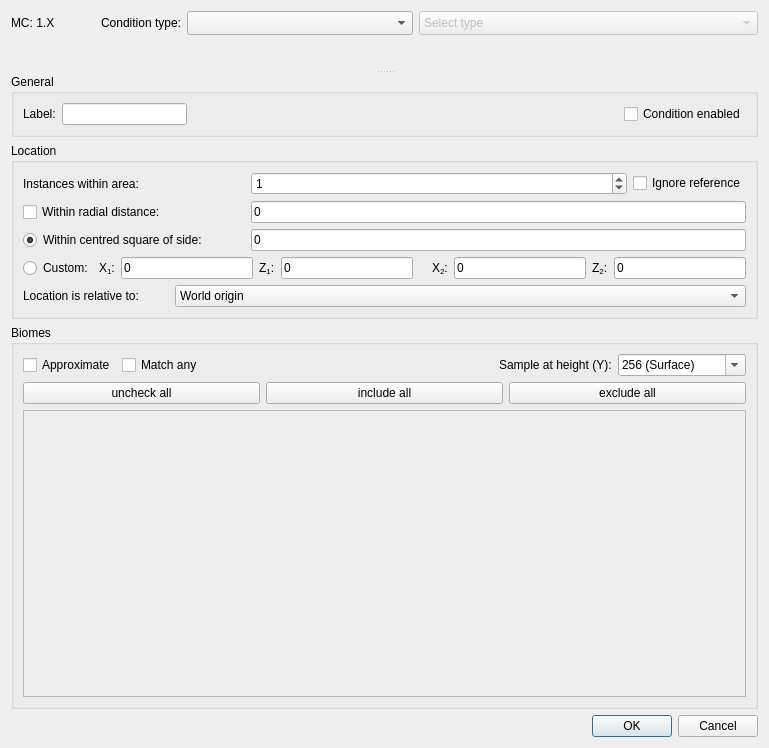
First picture: the form in src/conditiondialog.ui, repository Cubitect/cubiomes-viewer, before the edit.
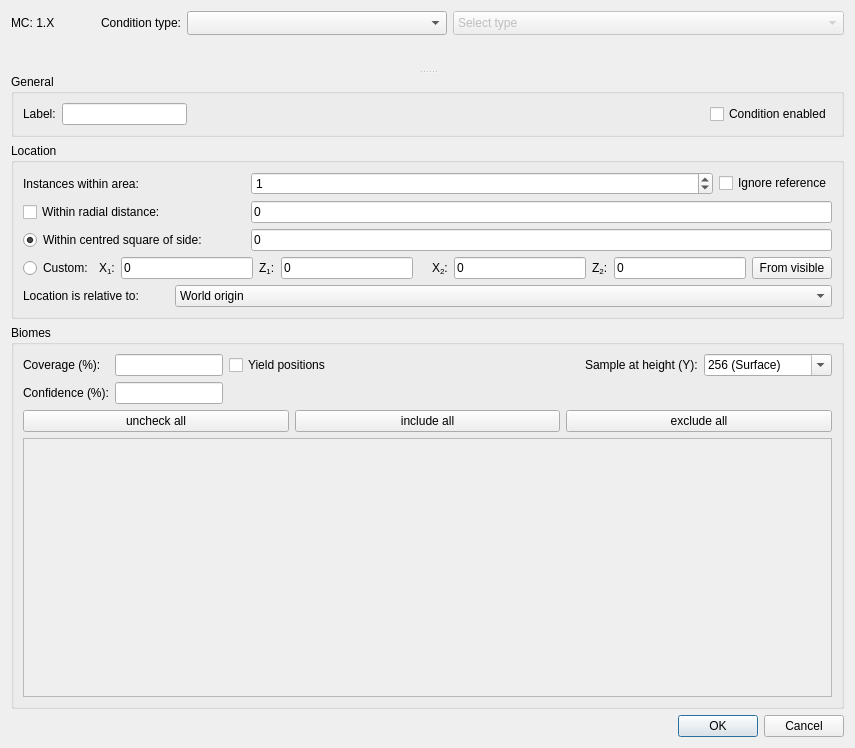
Second picture: the form after the edit. The open tabs and pages were chosen to show the change. Icons and pictures are not drawn. Custom widgets are drawn as their Qt base class.

Commit message: Some changes for v4.0.0 (locations finder + biome sampling + area input change) * added biome samples filter to check biome proportions (#173, #266) * added outline display for the area of selected conditions (WIP) * added "from-visible" to conditions editor (#271) * added Locations to Search tab, to look for positions in the current seed * moved Tiggers to Search tab * changed area/position input fields to use block coordinates (#265) * changed spiral iterator to use an arbitrary, user defined step size * fixed octave options and added generated display texts (#253)

Patch:
```diff
--- a/src/conditiondialog.ui
+++ b/src/conditiondialog.ui
@@ -256,6 +256,13 @@
               </property>
              </widget>
             </item>
+            <item>
+             <widget class="QPushButton" name="buttonFromVisible">
+              <property name="text">
+               <string>From visible</string>
+              </property>
+             </widget>
+            </item>
            </layout>
           </item>
           <item row="0" column="6">
@@ -460,47 +467,7 @@
               <string>Biomes</string>
              </property>
              <layout class="QGridLayout" name="gridLayout_13">
-              <item row="0" column="0">
-               <widget class="QCheckBox" name="checkApprox">
-                <property name="toolTip">
-                 <string>Enables optimizations that trade some accuracy for speed</string>
-                </property>
-                <property name="text">
-                 <string>Approximate</string>
-                </property>
-               </widget>
-              </item>
-              <item row="0" column="1">
-               <widget class="QCheckBox" name="checkMatchAny">
-                <property name="toolTip">
-                 <string>&lt;html&gt;&lt;head/&gt;&lt;body&gt;&lt;p style=&quot;white-space:pre&quot;&gt;Satisfied if &lt;span style=&quot; font-weight:600;&quot;&gt;any&lt;/span&gt; of the checked biomes are present&lt;/p&gt;&lt;/body&gt;&lt;/html&gt;</string>
-                </property>
-                <property name="text">
-                 <string>Match any</string>
-                </property>
-               </widget>
-              </item>
-              <item row="0" column="2">
-               <spacer name="horizontalSpacer_3">
-                <property name="orientation">
-                 <enum>Qt::Horizontal</enum>
-                </property>
-                <property name="sizeHint" stdset="0">
-                 <size>
-                  <width>0</width>
-                  <height>0</height>
-                 </size>
-                </property>
-               </spacer>
-              </item>
-              <item row="0" column="3">
-               <widget class="QLabel" name="labelY">
-                <property name="text">
-                 <string>Sample at height (Y):</string>
-                </property>
-               </widget>
-              </item>
-              <item row="0" column="4">
+              <item row="0" column="5">
                <widget class="QComboBox" name="comboY">
                 <property name="editable">
                  <bool>true</bool>
@@ -565,7 +532,24 @@
                 </item>
                </widget>
               </item>
-              <item row="1" column="0" colspan="5">
+              <item row="3" column="0" colspan="6">
+               <widget class="QScrollArea" name="scrollBiomes">
+                <property name="widgetResizable">
+                 <bool>true</bool>
+                </property>
+                <widget class="QWidget" name="scrollBiomesContent">
+                 <layout class="QVBoxLayout" name="verticalLayout_6">
+                  <property name="sizeConstraint">
+                   <enum>QLayout::SetMinAndMaxSize</enum>
+                  </property>
+                  <item>
+                   <layout class="QGridLayout" name="gridLayoutBiomes"/>
+                  </item>
+                 </layout>
+                </widget>
+               </widget>
+              </item>
+              <item row="2" column="0" colspan="6">
                <layout class="QHBoxLayout" name="horizontalLayout_4">
                 <item>
                  <widget class="QPushButton" name="buttonUncheck">
@@ -590,21 +574,128 @@
                 </item>
                </layout>
               </item>
-              <item row="2" column="0" colspan="5">
-               <widget class="QScrollArea" name="scrollBiomes">
-                <property name="widgetResizable">
-                 <bool>true</bool>
+              <item row="0" column="3">
+               <spacer name="horizontalSpacer_3">
+                <property name="orientation">
+                 <enum>Qt::Horizontal</enum>
                 </property>
-                <widget class="QWidget" name="scrollBiomesContent">
-                 <layout class="QVBoxLayout" name="verticalLayout_6">
-                  <property name="sizeConstraint">
-                   <enum>QLayout::SetMinAndMaxSize</enum>
+                <property name="sizeHint" stdset="0">
+                 <size>
+                  <width>0</width>
+                  <height>0</height>
+                 </size>
+                </property>
+               </spacer>
+              </item>
+              <item row="0" column="0" rowspan="2" colspan="2">
+               <widget class="QStackedWidget" name="stackedBiome">
+                <property name="sizePolicy">
+                 <sizepolicy hsizetype="Preferred" vsizetype="Fixed">
+                  <horstretch>0</horstretch>
+                  <verstretch>0</verstretch>
+                 </sizepolicy>
+                </property>
+                <property name="currentIndex">
+                 <number>0</number>
+                </property>
+                <widget class="QWidget" name="pageBiomeOpt">
+                 <property name="sizePolicy">
+                  <sizepolicy hsizetype="Preferred" vsizetype="Fixed">
+                   <horstretch>0</horstretch>
+                   <verstretch>0</verstretch>
+                  </sizepolicy>
+                 </property>
+                 <layout class="QGridLayout" name="gridLayout_30">
+                  <property name="leftMargin">
+                   <number>0</number>
                   </property>
-                  <item>
-                   <layout class="QGridLayout" name="gridLayoutBiomes"/>
+                  <property name="topMargin">
+                   <number>0</number>
+                  </property>
+                  <property name="rightMargin">
+                   <number>0</number>
+                  </property>
+                  <property name="bottomMargin">
+                   <number>0</number>
+                  </property>
+                  <item row="1" column="0">
+                   <widget class="QCheckBox" name="checkMatchAny">
+                    <property name="toolTip">
+                     <string>&lt;html&gt;&lt;head/&gt;&lt;body&gt;&lt;p style=&quot;white-space:pre&quot;&gt;Satisfied if &lt;span style=&quot; font-weight:600;&quot;&gt;any&lt;/span&gt; of the checked biomes are present&lt;/p&gt;&lt;/body&gt;&lt;/html&gt;</string>
+                    </property>
+                    <property name="text">
+                     <string>Match any</string>
+                    </property>
+                   </widget>
                   </item>
+                  <item row="2" column="0">
+                   <widget class="QCheckBox" name="checkApprox">
+                    <property name="toolTip">
+                     <string>Enables optimizations that trade some accuracy for speed</string>
+                    </property>
+                    <property name="text">
+                     <string>Approximate</string>
+                    </property>
+                   </widget>
+                  </item>
                  </layout>
                 </widget>
+                <widget class="QWidget" name="pageBiomeOptSample">
+                 <property name="sizePolicy">
+                  <sizepolicy hsizetype="Preferred" vsizetype="Fixed">
+                   <horstretch>0</horstretch>
+                   <verstretch>0</verstretch>
+                  </sizepolicy>
+                 </property>
+                 <layout class="QGridLayout" name="gridLayout_31">
+                  <property name="leftMargin">
+                   <number>0</number>
+                  </property>
+                  <property name="topMargin">
+                   <number>0</number>
+                  </property>
+                  <property name="rightMargin">
+                   <number>0</number>
+                  </property>
+                  <property name="bottomMargin">
+                   <number>0</number>
+                  </property>
+                  <item row="0" column="0">
+                   <widget class="QLabel" name="label_17">
+                    <property name="text">
+                     <string>Coverage (%):</string>
+                    </property>
+                   </widget>
+                  </item>
+                  <item row="1" column="0">
+                   <widget class="QLabel" name="label_18">
+                    <property name="text">
+                     <string>Confidence (%):</string>
+                    </property>
+                   </widget>
+                  </item>
+                  <item row="0" column="4">
+                   <widget class="QCheckBox" name="checkSamplePos">
+                    <property name="text">
+                     <string>Yield positions</string>
+                    </property>
+                   </widget>
+                  </item>
+                  <item row="0" column="1">
+                   <widget class="QLineEdit" name="lineCoverage"/>
+                  </item>
+                  <item row="1" column="1">
+                   <widget class="QLineEdit" name="lineConfidence"/>
+                  </item>
+                 </layout>
+                </widget>
+               </widget>
+              </item>
+              <item row="0" column="4">
+               <widget class="QLabel" name="labelY">
+                <property name="text">
+                 <string>Sample at height (Y):</string>
+                </property>
                </widget>
               </item>
              </layout>
```
Left out of the diff: 66 changed lines with no effect on the pictures. The commit also changes 37 other files.
